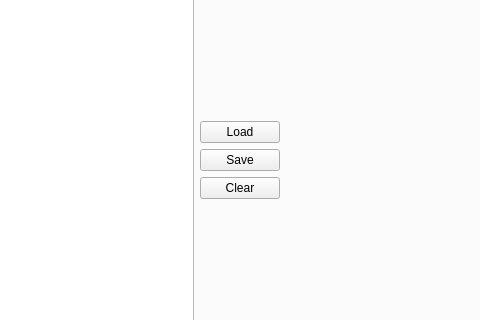
Above: Client/bf4/BF4.ui from OpenRcon/OpenRcon before the change; both pictures show x 352 to 832 and y 143 to 463 of the 922 by 556 pixel window. Below: the same form after it.
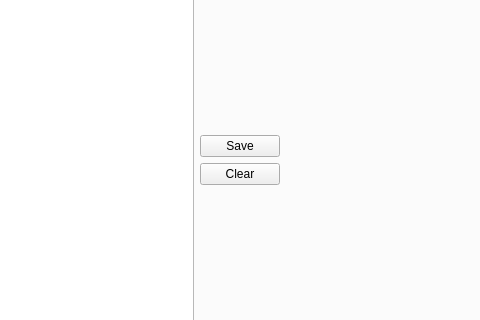
That is the form after the change. The open tabs and pages were chosen to show the change. Icons and pictures are not drawn.

Patch:
```diff
--- a/Client/bf4/BF4.ui
+++ b/Client/bf4/BF4.ui
@@ -891,13 +891,6 @@
              </property>
             </spacer>
            </item>
-           <item>
-            <widget class="QPushButton" name="pushButton_ss_load">
-             <property name="text">
-              <string>Load</string>
-             </property>
-            </widget>
-           </item>
            <item>
             <widget class="QPushButton" name="pushButton_ss_save">
              <property name="text">
```
Left out of the diff: 2 changed lines with no effect on the pictures.
